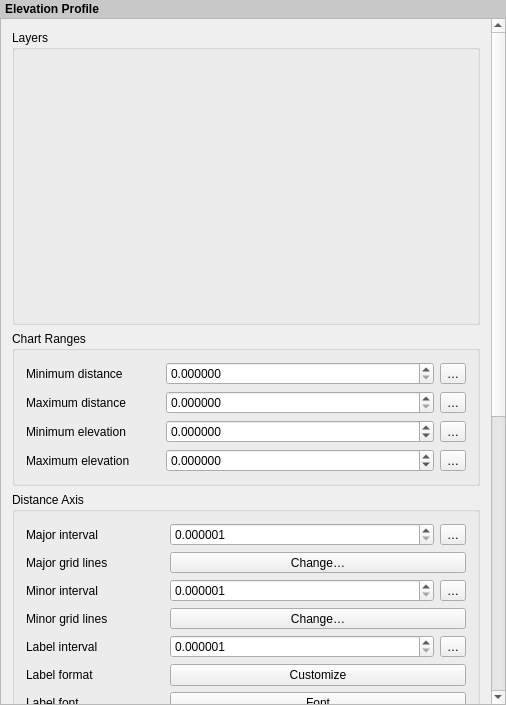
qgis/QGIS, file src/ui/layout/qgslayoutelevationprofilewidgetbase.ui: the form before one commit.
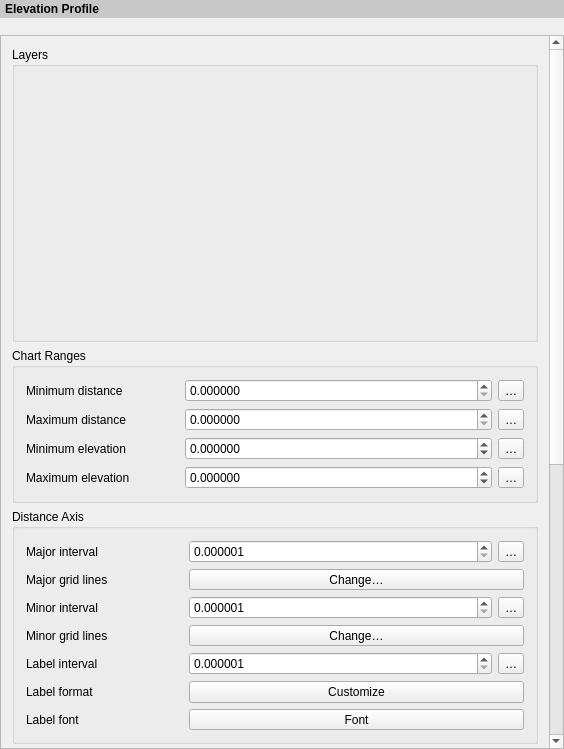
The form after the commit. Custom widgets are drawn as their Qt base class.

Commit message:
Add a toolbar to elevation profile widget with button to copy settings from a elevation profile dock
(Slightly hacky approach is required to allow the gui based item widget
access to the docks which live in app, without creating an interface
api for a single use case)

What changed in the file:
```diff
--- a/src/ui/layout/qgslayoutelevationprofilewidgetbase.ui
+++ b/src/ui/layout/qgslayoutelevationprofilewidgetbase.ui
@@ -6,8 +6,8 @@
    <rect>
     <x>0</x>
     <y>0</y>
-    <width>506</width>
-    <height>705</height>
+    <width>564</width>
+    <height>749</height>
    </rect>
   </property>
   <property name="sizePolicy">
@@ -17,9 +17,9 @@
    </sizepolicy>
   </property>
   <property name="windowTitle">
-   <string>Label Options</string>
+   <string>Elevation Profile Options</string>
   </property>
-  <layout class="QVBoxLayout" name="_2">
+  <layout class="QVBoxLayout" name="verticalLayout_2">
    <property name="spacing">
     <number>0</number>
    </property>
@@ -36,7 +36,7 @@
     <number>0</number>
    </property>
    <item>
-    <widget class="QLabel" name="label">
+    <widget class="QLabel" name="mLabel">
      <property name="sizePolicy">
       <sizepolicy hsizetype="Preferred" vsizetype="Maximum">
        <horstretch>0</horstretch>
@@ -51,8 +51,24 @@
      </property>
     </widget>
    </item>
+   <item>
+    <widget class="QToolBar" name="mDockToolbar">
+     <property name="iconSize">
+      <size>
+       <width>16</width>
+       <height>16</height>
+      </size>
+     </property>
+     <property name="floatable">
+      <bool>false</bool>
+     </property>
+    </widget>
+   </item>
    <item>
     <widget class="QgsScrollArea" name="scrollArea">
+     <property name="frameShape">
+      <enum>QFrame::StyledPanel</enum>
+     </property>
      <property name="widgetResizable">
       <bool>true</bool>
      </property>
@@ -61,10 +77,16 @@
        <rect>
         <x>0</x>
         <y>0</y>
-        <width>490</width>
+        <width>548</width>
         <height>1267</height>
        </rect>
       </property>
+      <property name="sizePolicy">
+       <sizepolicy hsizetype="Preferred" vsizetype="Maximum">
+        <horstretch>0</horstretch>
+        <verstretch>0</verstretch>
+       </sizepolicy>
+      </property>
       <layout class="QVBoxLayout" name="mainLayout">
        <item>
         <widget class="QgsCollapsibleGroupBoxBasic" name="groupBox">
@@ -689,9 +711,14 @@
    <container>1</container>
   </customwidget>
   <customwidget>
-   <class>QgsFontButton</class>
+   <class>QgsPropertyOverrideButton</class>
    <extends>QToolButton</extends>
-   <header>qgsfontbutton.h</header>
+   <header>qgspropertyoverridebutton.h</header>
+  </customwidget>
+  <customwidget>
+   <class>QgsSymbolButton</class>
+   <extends>QToolButton</extends>
+   <header>qgssymbolbutton.h</header>
   </customwidget>
   <customwidget>
    <class>QgsCollapsibleGroupBoxBasic</class>
@@ -700,14 +727,9 @@
    <container>1</container>
   </customwidget>
   <customwidget>
-   <class>QgsSymbolButton</class>
+   <class>QgsFontButton</class>
    <extends>QToolButton</extends>
-   <header>qgssymbolbutton.h</header>
-  </customwidget>
-  <customwidget>
-   <class>QgsPropertyOverrideButton</class>
-   <extends>QToolButton</extends>
-   <header>qgspropertyoverridebutton.h</header>
+   <header>qgsfontbutton.h</header>
   </customwidget>
  </customwidgets>
  <tabstops>
```
The commit also changes 6 other files.
